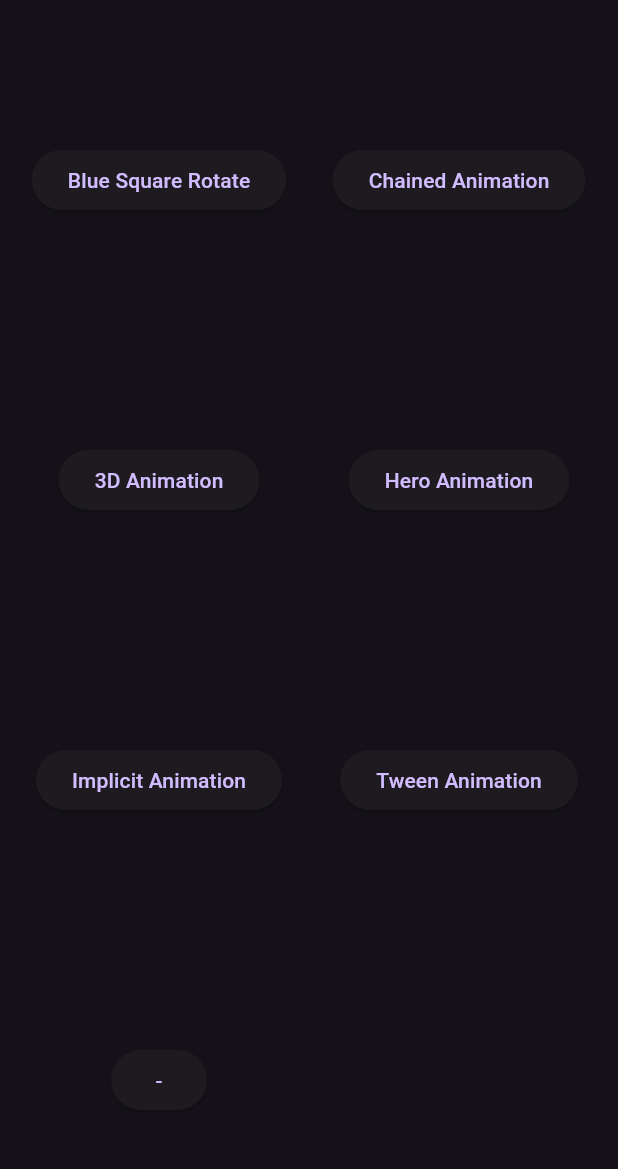
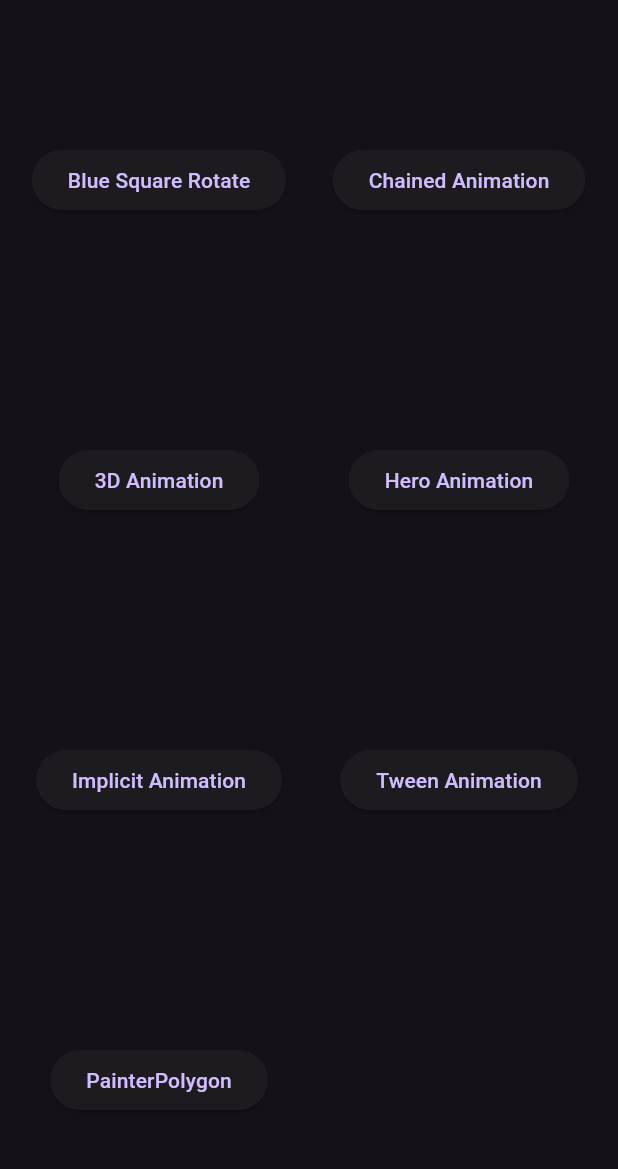
Before and after one commit to GemotiveerdeStudent/FlutterPlayground, a Flutter app: the screen it shows after launch, on a phone screen of 412 x 824 dp, the part 63-1232 px from its top. Run offline on Flutter 3.47's test engine with Material 3 defaults, Android fonts, the light colour scheme and no system bars.

Commit message:
Polygon view added

```diff
--- a/flutterplayground/lib/constants/routes.dart
+++ b/flutterplayground/lib/constants/routes.dart
@@ -4,3 +4,4 @@ const threeDimensionalAnimation = '/view/threeDimensionalAnimation';
 const heroAnimation = '/view/heroAnimation';
 const implicitAnimation = '/view/implicitAnimation';
 const tweenAnimation = '/view/tweenAnimation';
+const customPainterPolygon = '/view/customPainterPolygon';
--- a/flutterplayground/lib/main.dart
+++ b/flutterplayground/lib/main.dart
@@ -1,3 +1,5 @@
+import 'package:flutterplayground/views/custom_painter_polygon.dart';
+
 import 'constants/routes.dart';
 import 'package:flutter/material.dart';
 import 'views/blue_square_rotate.dart';
@@ -26,6 +28,7 @@ void main() {
         heroAnimation: (context) => const HeroAnimationView(),
         implicitAnimation: (context) => const ImplicitAnimationView(),
         tweenAnimation: (context) => const TweenAnimationView(),
+        customPainterPolygon: (context) => const CustomPainterPolygonView(),
       },
     ),
   );
@@ -46,7 +49,8 @@ class _HomePageState extends State<HomePage> {
     {'text': 'Hero Animation', 'route': heroAnimation},
     {'text': 'Implicit Animation', 'route': implicitAnimation},
     {'text': 'Tween Animation', 'route': tweenAnimation},
-    {'text': '-', 'route': implicitAnimation},
+    {'text': 'PainterPolygon', 'route': customPainterPolygon},
+
     // Add more button configurations here
   ];
 
--- a/flutterplayground/pubspec.yaml
+++ b/flutterplayground/pubspec.yaml
@@ -63,7 +63,6 @@ flutter:
   #   - images/a_dot_ham.jpeg
   assets:
     - assets/images/alien.png
-    - assets/images/AlienArt.jpeg
   # An image asset can refer to one or more resolution-specific "variants", see
   # https://flutter.dev/to/resolution-aware-images
 
```
Also changed, not shown: flutterplayground/lib/views/custom_painter_polygon.dart (added, +31 -0 lines).
